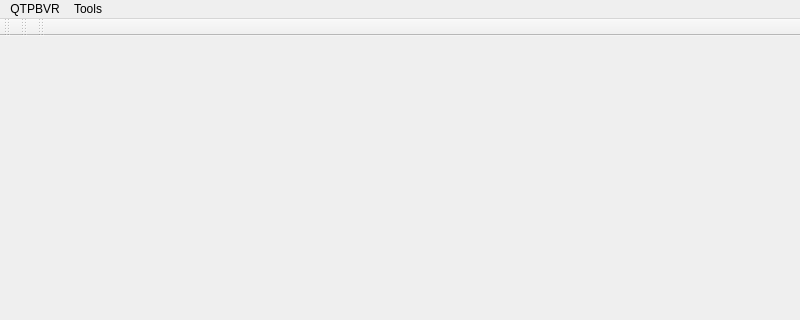
Above: QTPBVR/App/pbvrgui.ui from CCSEPBVR/CS-IS-PBVR before the change; both pictures show x 0 to 800 and y 0 to 320 of the 800 by 600 pixel window. Below: the same form after it.
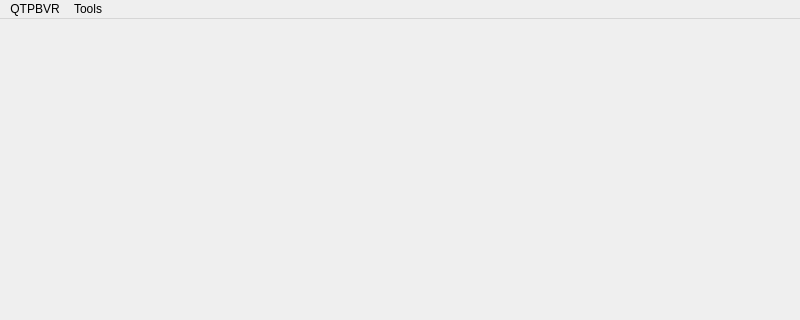
That is the form after the change.

The edit to the form file:
```diff
--- a/QTPBVR/App/pbvrgui.ui
+++ b/QTPBVR/App/pbvrgui.ui
@@ -56,39 +56,6 @@
    <addaction name="menuQTPBVR"/>
    <addaction name="menuPanels"/>
   </widget>
-  <widget class="QToolBar" name="timeControlTBar">
-   <property name="windowTitle">
-    <string>toolBar</string>
-   </property>
-   <attribute name="toolBarArea">
-    <enum>TopToolBarArea</enum>
-   </attribute>
-   <attribute name="toolBarBreak">
-    <bool>false</bool>
-   </attribute>
-  </widget>
-  <widget class="QToolBar" name="dataSummaryTBar">
-   <property name="windowTitle">
-    <string>toolBar</string>
-   </property>
-   <attribute name="toolBarArea">
-    <enum>TopToolBarArea</enum>
-   </attribute>
-   <attribute name="toolBarBreak">
-    <bool>false</bool>
-   </attribute>
-  </widget>
-  <widget class="QToolBar" name="colorFunctionSelectorTBar">
-   <property name="windowTitle">
-    <string>toolBar</string>
-   </property>
-   <attribute name="toolBarArea">
-    <enum>TopToolBarArea</enum>
-   </attribute>
-   <attribute name="toolBarBreak">
-    <bool>false</bool>
-   </attribute>
-  </widget>
   <action name="actionPreference">
    <property name="text">
     <string>Preference</string>
```
